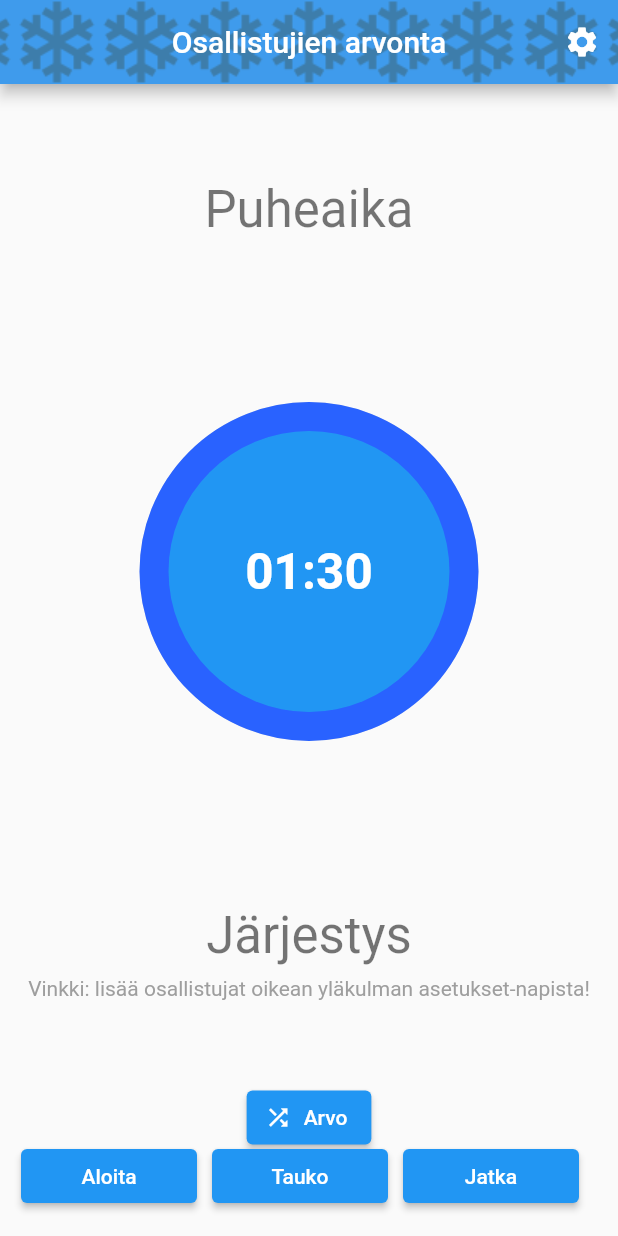
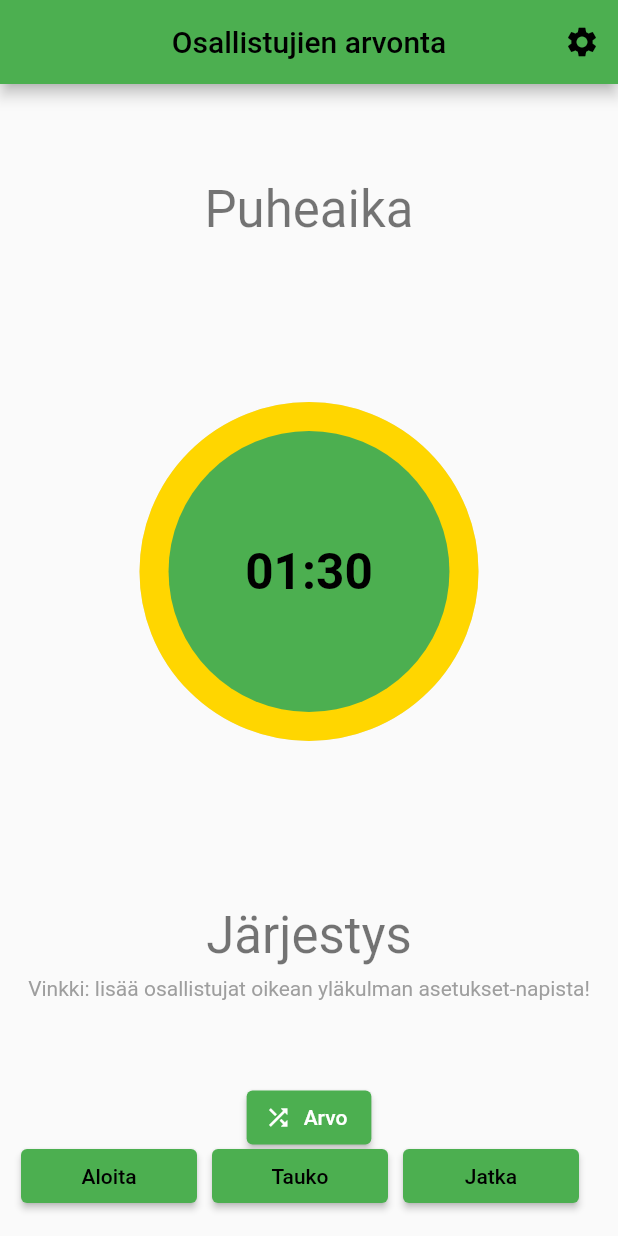
Before and after one commit to areee/flutter_participants_lottery, a Flutter app: the screen it shows after launch, on a phone screen of 412 x 824 dp. Run offline on Flutter 3.47's test engine with Material 2 defaults, Android fonts, the phone set to English and light mode, and no system bars; drawn by our look-alikes of circular_countdown_timer; our stand-ins replace google_fonts, shared_preferences; missing offline and left inert: emoji_alert.

Commit message:
Add custom_app_bar & update the style blue -> green/yellow

```diff
--- /dev/null
+++ b/lib/components/custom_app_bar.dart
@@ -0,0 +1,20 @@
+import 'package:flutter/material.dart';
+
+PreferredSizeWidget customAppBar(
+    BuildContext context, Widget title, List<Widget>? actions) {
+  return AppBar(
+    backgroundColor: Theme.of(context).colorScheme.primary,
+    foregroundColor: Colors.black,
+    title: title,
+    centerTitle: true,
+    // flexibleSpace: Container(
+    //   decoration: const BoxDecoration(
+    //     image: DecorationImage(
+    //       repeat: ImageRepeat.repeatX,
+    //       image: AssetImage('assets/images/lumihiutale.png'),
+    //     ),
+    //   ),
+    // ),
+    actions: actions,
+  );
+}
--- a/lib/home_page.dart
+++ b/lib/home_page.dart
@@ -5,6 +5,7 @@ import 'package:circular_countdown_timer/circular_countdown_timer.dart';
 import 'package:shared_preferences/shared_preferences.dart';
 import 'package:emoji_alert/emoji_alert.dart';
 // import 'package:audioplayers/audioplayers.dart'; // Do not use for now (to support also Windows desktop)
+import 'components/custom_app_bar.dart';
 import 'src/countdown_button.dart';
 import 'src/lottery_logic.dart' as lottery;
 import 'src/string_helper.dart' as string_helper;
@@ -153,22 +154,7 @@ class _HomePageState extends State<HomePage> {
 
   @override
   Widget build(BuildContext context) {
-    return Scaffold(
-      appBar: AppBar(
-        backgroundColor: Theme.of(context).colorScheme.primary,
-        title: Text(
-          widget.title,
-        ),
-        centerTitle: true,
-        flexibleSpace: Container(
-          decoration: const BoxDecoration(
-            image: DecorationImage(
-              repeat: ImageRepeat.repeatX,
-              image: AssetImage('assets/images/lumihiutale.png'),
-            ),
-          ),
-        ),
-        actions: [
+    List<Widget> actions = [
       IconButton(
         onPressed: () {
           _displayTextInputDialog(context);
@@ -176,8 +162,10 @@ class _HomePageState extends State<HomePage> {
         icon: const Icon(Icons.settings),
         tooltip: 'Asetukset',
       )
-        ],
-      ),
+    ];
+
+    return Scaffold(
+      appBar: customAppBar(context, Text(widget.title), actions),
       body: Center(
         child: Column(
           mainAxisAlignment: MainAxisAlignment.center,
@@ -196,18 +184,18 @@ class _HomePageState extends State<HomePage> {
                 height: MediaQuery.of(context).size.height / 2,
                 duration: _duration,
                 initialDuration: 0,
-                fillColor: Colors.blueAccent[700]!,
+                fillColor: Colors.yellowAccent[700]!,
                 ringColor: Colors.grey[300]!,
                 controller: _countDownController,
                 ringGradient: null,
                 fillGradient: null,
-                backgroundColor: Colors.blue,
+                backgroundColor: Theme.of(context).colorScheme.primary,
                 backgroundGradient: null,
                 strokeWidth: 20.0,
                 strokeCap: StrokeCap.round,
                 textStyle: const TextStyle(
                     fontSize: 33.0,
-                    color: Colors.white,
+                    color: Colors.black,
                     fontWeight: FontWeight.bold),
                 textFormat: CountdownTextFormat.MM_SS,
                 isReverse: true,
--- a/lib/main.dart
+++ b/lib/main.dart
@@ -16,7 +16,7 @@ class FplApp extends StatelessWidget {
       title: 'Osallistujien arvonta',
       darkTheme: ThemeData(
         brightness: Brightness.dark,
-        primarySwatch: Colors.blue,
+        primarySwatch: Colors.green,
         textTheme: GoogleFonts.fredokaOneTextTheme(
           Theme.of(context).textTheme.apply(
                 bodyColor: Colors.white,
@@ -26,7 +26,7 @@ class FplApp extends StatelessWidget {
       ),
       theme: ThemeData(
         brightness: Brightness.light,
-        primarySwatch: Colors.blue,
+        primarySwatch: Colors.green,
         textTheme: GoogleFonts.fredokaOneTextTheme(
           Theme.of(context).textTheme,
         ),
--- a/lib/src/countdown_button.dart
+++ b/lib/src/countdown_button.dart
@@ -13,11 +13,11 @@ class CountdownButton extends StatelessWidget {
         child: ElevatedButton(
             child: Text(
               title,
-              style: const TextStyle(color: Colors.white),
+              style: const TextStyle(color: Colors.black),
             ),
             onPressed: onPressed,
             style: ElevatedButton.styleFrom(
-              primary: Colors.blue,
+              primary: Theme.of(context).colorScheme.primary,
               onPrimary: Colors.white,
             )));
   }
```
Lines whose indentation alone changed are shown as unchanged.
